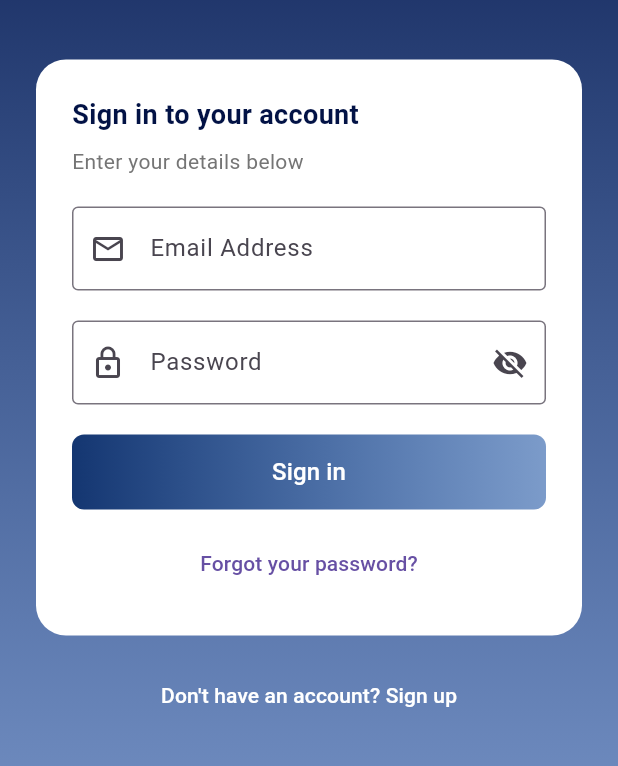
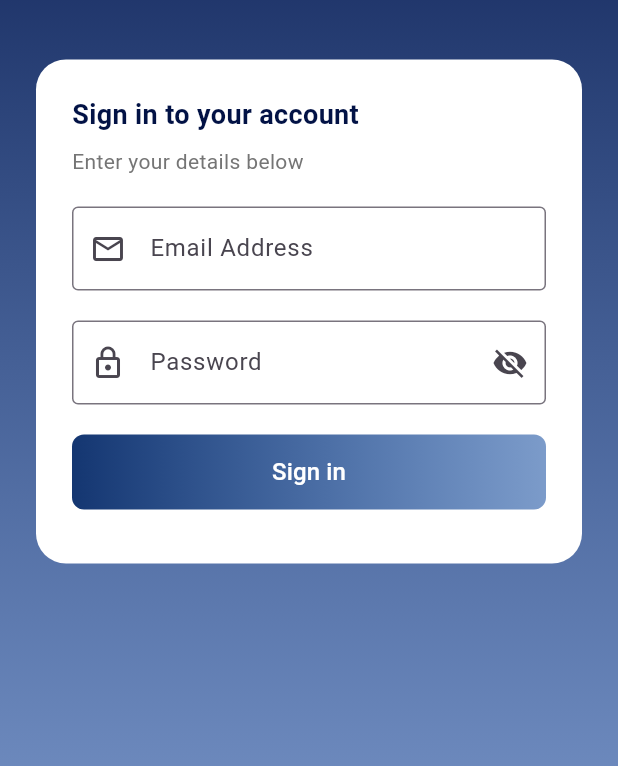
Before and after one commit to safvanafemin/studyzee, a Flutter app: the screen it shows after launch, on a phone screen of 412 x 824 dp, the part 299-1065 px from its top. Run offline on Flutter 3.47's test engine with Material 3 defaults, Android fonts, the phone set to English and light mode, and no system bars; our stand-ins replace cloud_firestore, file_picker, firebase_auth, firebase_core, fl_chart, image_picker and 3 more; missing offline and left inert: flutter_pdfview, razorpay_flutter; accounts and stored records are empty.

Commit message:
update login

```diff
--- a/lib/features/auth/login_screen.dart
+++ b/lib/features/auth/login_screen.dart
@@ -182,32 +182,32 @@ class _LoginScreenState extends State<LoginScreen> {
                       ),
 
                       const SizedBox(height: 12),
-                      TextButton(
-                        onPressed: () {
-                          _handleForgotPassword();
-                        },
-                        child: const Text("Forgot your password?"),
-                      ),
+                      // TextButton(
+                      //   onPressed: () {
+                      //     _handleForgotPassword();
+                      //   },
+                      //   child: const Text("Forgot your password?"),
+                      // ),
                     ],
                   ),
                 ),
               ),
               const SizedBox(height: 16),
-              TextButton(
-                onPressed: () {
-                  Navigator.push(
-                    context,
-                    MaterialPageRoute(
-                      builder: (context) => const SignupScreen(),
-                    ),
-                  );
-                },
-                child: const Text(
-                  "Don't have an account? Sign up",
-                  style: TextStyle(color: Colors.white, fontSize: 14),
-                ),
-              ),
-              const SizedBox(height: 20),
+              // TextButton(
+              //   onPressed: () {
+              //     Navigator.push(
+              //       context,
+              //       MaterialPageRoute(
+              //         builder: (contex96t) => const SignupScreen(),
+              //       ),
+              //     );
+              //   },
+              //   child: const Text(
+              //     "Don't have an account? Sign up",
+              //     style: TextStyle(color: Colors.white, fontSize: 14),
+              //   ),
+              // ),
+              // const SizedBox(height: 20),
             ],
           ),
         ),
```
